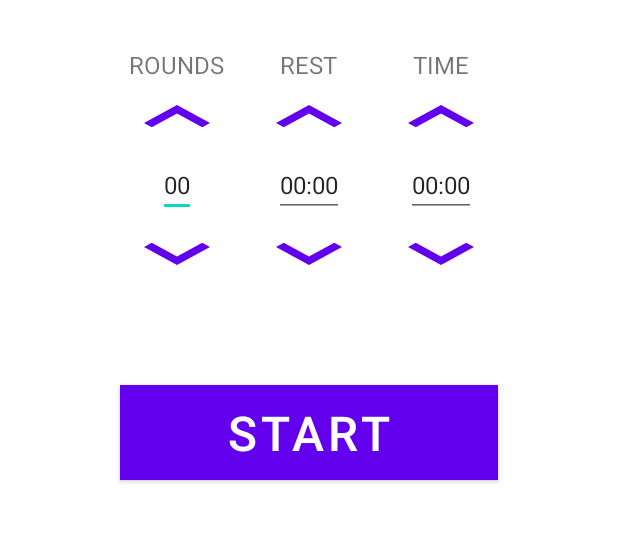
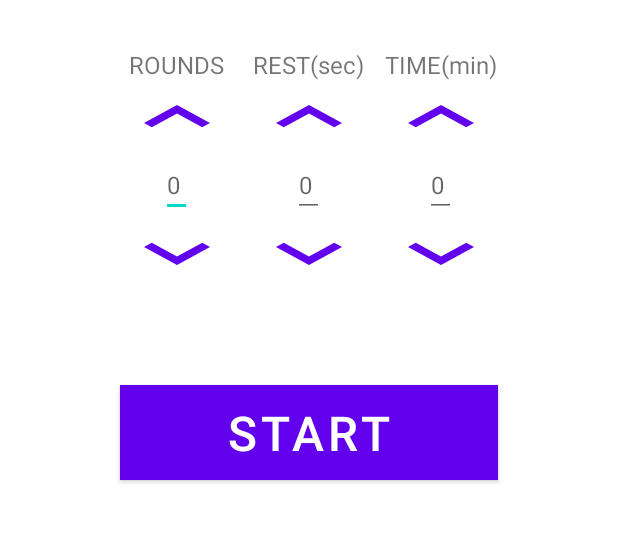
Before and after one commit to FiGo123/SparTime, an Android app: the layout main_fragment.xml on its own in the app's theme, with its tools: preview values and no code run, on a phone screen of 412 x 824 dp, the part 121-664 px from its top. Run offline under Robolectric (Android 15) with nearby library versions, the phone set to English and light mode, and no system bars.

Commit message:
Add viewBinding, get values on edittext key changes, minor main_fragment changes

```diff
--- a/app/build.gradle
+++ b/app/build.gradle
@@ -5,6 +5,10 @@ plugins {
 
 android {
     compileSdk 31
+
+    buildFeatures {
+        viewBinding = true
+    }
 
     defaultConfig {
         applicationId "com.example.spartime"
--- a/app/src/main/res/layout/main_fragment.xml
+++ b/app/src/main/res/layout/main_fragment.xml
@@ -53,9 +53,10 @@
                 android:background="@drawable/ic_baseline_keyboard_arrow_up_24"
                 />
             <EditText
+                android:id="@+id/edtxt_round"
                 android:layout_width="wrap_content"
                 android:layout_height="wrap_content"
-                android:text="00"
+                android:hint="0"
                 android:textSize="16dp"
                 android:layout_gravity="center_horizontal"
                 android:inputType="number"
@@ -75,7 +76,7 @@
             <TextView
                 android:layout_width="wrap_content"
                 android:layout_height="wrap_content"
-                android:text="REST"
+                android:text="REST(sec)"
                 android:textSize="16dp"
                 android:layout_gravity="center_horizontal"
                 />
@@ -88,9 +89,10 @@
                 android:layout_gravity="start"
                 />
             <EditText
+                android:id="@+id/edtxt_rest"
                 android:layout_width="wrap_content"
                 android:layout_height="wrap_content"
-                android:text="00:00"
+                android:hint="0"
                 android:textSize="16dp"
                 android:layout_gravity="center_horizontal"
                 android:inputType="number"
@@ -111,7 +113,7 @@
             <TextView
                 android:layout_width="wrap_content"
                 android:layout_height="wrap_content"
-                android:text="TIME"
+                android:text="TIME(min)"
                 android:textSize="16dp"
                 android:layout_gravity="center_horizontal"
                 />
@@ -123,9 +125,10 @@
                 android:layout_gravity="start"
                 />
             <EditText
+                android:id="@+id/edtxt_time"
                 android:layout_width="wrap_content"
                 android:layout_height="wrap_content"
-                android:text="00:00"
+                android:hint="0"
                 android:textSize="16dp"
                 android:layout_gravity="center_horizontal"
                 android:inputType="number"
```
Also changed, not shown: app/src/main/java/com/example/spartime/MainActivity.kt (+55 -1 lines).
